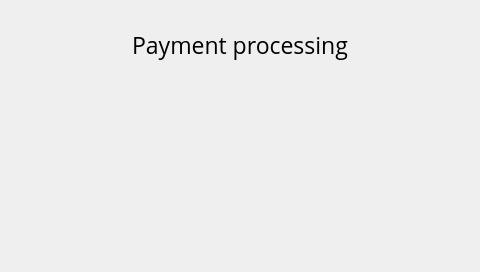
First picture: the form in xbterminal/gui/ui.ui, repository alexykot/xbterminal-firmware, before the edit.
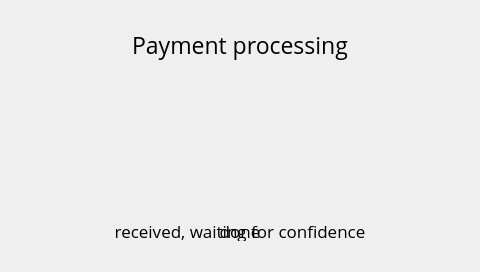
Second picture: the form after the edit. The open tabs and pages were chosen to show the change.

Commit message: Show payment status on pay_progress screen

```diff
--- a/xbterminal/gui/ui.ui
+++ b/xbterminal/gui/ui.ui
@@ -1136,6 +1136,48 @@
       <set>Qt::AlignCenter</set>
      </property>
     </widget>
+    <widget class="QLabel" name="pprogress_received_lbl">
+     <property name="geometry">
+      <rect>
+       <x>0</x>
+       <y>220</y>
+       <width>480</width>
+       <height>21</height>
+      </rect>
+     </property>
+     <property name="font">
+      <font>
+       <pointsize>13</pointsize>
+      </font>
+     </property>
+     <property name="text">
+      <string>received, waiting for confidence</string>
+     </property>
+     <property name="alignment">
+      <set>Qt::AlignCenter</set>
+     </property>
+    </widget>
+    <widget class="QLabel" name="pprogress_done_lbl">
+     <property name="geometry">
+      <rect>
+       <x>0</x>
+       <y>220</y>
+       <width>480</width>
+       <height>21</height>
+      </rect>
+     </property>
+     <property name="font">
+      <font>
+       <pointsize>13</pointsize>
+      </font>
+     </property>
+     <property name="text">
+      <string>done</string>
+     </property>
+     <property name="alignment">
+      <set>Qt::AlignCenter</set>
+     </property>
+    </widget>
    </widget>
    <widget class="QWidget" name="pay_receipt_scrn">
     <widget class="QLabel" name="preceipt_desc_lbl">
```
The commit also changes 3 other files.
